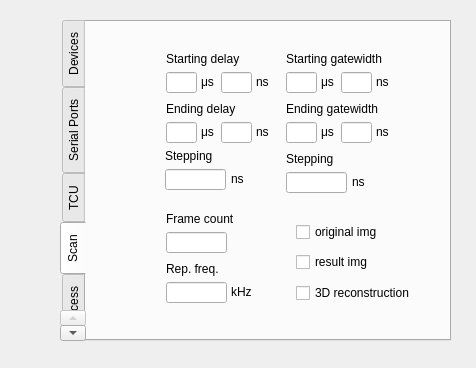
This is preferences.ui in yilp7/img_proc_demo as Qt 5 draws it before an edit. The edited form follows.
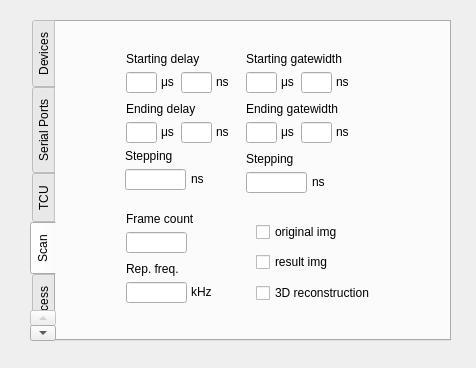
This is the edited form. The open tabs and pages were chosen to show the change.

```diff
--- a/preferences.ui
+++ b/preferences.ui
@@ -16,9 +16,9 @@
   <widget class="QTabWidget" name="tabWidget">
    <property name="geometry">
     <rect>
-     <x>60</x>
+     <x>30</x>
      <y>20</y>
-     <width>391</width>
+     <width>421</width>
      <height>321</height>
     </rect>
    </property>
@@ -431,7 +431,7 @@
     <widget class="QLineEdit" name="START_DELAY_EDIT_U">
      <property name="geometry">
       <rect>
-       <x>80</x>
+       <x>70</x>
        <y>50</y>
        <width>31</width>
        <height>21</height>
@@ -447,7 +447,7 @@
     <widget class="QLineEdit" name="STEP_SIZE_DELAY_EDIT">
      <property name="geometry">
       <rect>
-       <x>79</x>
+       <x>69</x>
        <y>147</y>
        <width>61</width>
        <height>21</height>
@@ -460,7 +460,7 @@
     <widget class="QLabel" name="START_DELAY">
      <property name="geometry">
       <rect>
-       <x>80</x>
+       <x>70</x>
        <y>30</y>
        <width>110</width>
        <height>14</height>
@@ -473,7 +473,7 @@
     <widget class="QLabel" name="END_DELAY">
      <property name="geometry">
       <rect>
-       <x>80</x>
+       <x>70</x>
        <y>80</y>
        <width>110</width>
        <height>14</height>
@@ -486,7 +486,7 @@
     <widget class="QLineEdit" name="FRAME_COUNT_EDIT">
      <property name="geometry">
       <rect>
-       <x>80</x>
+       <x>70</x>
        <y>210</y>
        <width>61</width>
        <height>21</height>
@@ -499,7 +499,7 @@
     <widget class="QLabel" name="UNIT_US">
      <property name="geometry">
       <rect>
-       <x>115</x>
+       <x>105</x>
        <y>53</y>
        <width>21</width>
        <height>14</height>
@@ -512,7 +512,7 @@
     <widget class="QLabel" name="UNIT_NS_2">
      <property name="geometry">
       <rect>
-       <x>170</x>
+       <x>160</x>
        <y>103</y>
        <width>21</width>
        <height>14</height>
@@ -525,9 +525,9 @@
     <widget class="QCheckBox" name="SAVE_SCAN_ORI_CHK">
      <property name="geometry">
       <rect>
-       <x>210</x>
+       <x>200</x>
        <y>200</y>
-       <width>109</width>
+       <width>111</width>
        <height>20</height>
       </rect>
      </property>
@@ -538,7 +538,7 @@
     <widget class="QLineEdit" name="END_DELAY_EDIT_U">
      <property name="geometry">
       <rect>
-       <x>80</x>
+       <x>70</x>
        <y>100</y>
        <width>31</width>
        <height>21</height>
@@ -551,7 +551,7 @@
     <widget class="QLabel" name="FREQ_LBL">
      <property name="geometry">
       <rect>
-       <x>80</x>
+       <x>70</x>
        <y>240</y>
        <width>86</width>
        <height>14</height>
@@ -564,7 +564,7 @@
     <widget class="QLabel" name="STEP_DELAY">
      <property name="geometry">
       <rect>
-       <x>79</x>
+       <x>69</x>
        <y>127</y>
        <width>86</width>
        <height>14</height>
@@ -577,7 +577,7 @@
     <widget class="QLabel" name="FRAME_LBL">
      <property name="geometry">
       <rect>
-       <x>80</x>
+       <x>70</x>
        <y>190</y>
        <width>86</width>
        <height>14</height>
@@ -590,9 +590,9 @@
     <widget class="QCheckBox" name="SAVE_SCAN_RES_CHK">
      <property name="geometry">
       <rect>
-       <x>210</x>
+       <x>200</x>
        <y>230</y>
-       <width>95</width>
+       <width>111</width>
        <height>20</height>
       </rect>
      </property>
@@ -603,7 +603,7 @@
     <widget class="QLineEdit" name="REP_FREQ_EDIT">
      <property name="geometry">
       <rect>
-       <x>80</x>
+       <x>70</x>
        <y>260</y>
        <width>61</width>
        <height>21</height>
@@ -616,7 +616,7 @@
     <widget class="QLabel" name="UNIT_US_2">
      <property name="geometry">
       <rect>
-       <x>115</x>
+       <x>105</x>
        <y>103</y>
        <width>21</width>
        <height>14</height>
@@ -629,7 +629,7 @@
     <widget class="QLineEdit" name="START_DELAY_EDIT_N">
      <property name="geometry">
       <rect>
-       <x>135</x>
+       <x>125</x>
        <y>50</y>
        <width>31</width>
        <height>21</height>
@@ -645,7 +645,7 @@
     <widget class="QLineEdit" name="END_DELAY_EDIT_N">
      <property name="geometry">
       <rect>
-       <x>135</x>
+       <x>125</x>
        <y>100</y>
        <width>31</width>
        <height>21</height>
@@ -658,7 +658,7 @@
     <widget class="QLabel" name="FREQ_UNIT">
      <property name="geometry">
       <rect>
-       <x>145</x>
+       <x>135</x>
        <y>263</y>
        <width>21</width>
        <height>14</height>
@@ -671,7 +671,7 @@
     <widget class="QLabel" name="UNIT_NS_3">
      <property name="geometry">
       <rect>
-       <x>145</x>
+       <x>135</x>
        <y>150</y>
        <width>21</width>
        <height>14</height>
@@ -684,7 +684,7 @@
     <widget class="QLabel" name="UNIT_NS">
      <property name="geometry">
       <rect>
-       <x>170</x>
+       <x>160</x>
        <y>53</y>
        <width>21</width>
        <height>14</height>
@@ -697,7 +697,7 @@
     <widget class="QLineEdit" name="END_GW_EDIT_U">
      <property name="geometry">
       <rect>
-       <x>200</x>
+       <x>190</x>
        <y>100</y>
        <width>31</width>
        <height>21</height>
@@ -710,7 +710,7 @@
     <widget class="QLabel" name="END_GW">
      <property name="geometry">
       <rect>
-       <x>200</x>
+       <x>190</x>
        <y>80</y>
        <width>110</width>
        <height>14</height>
@@ -723,7 +723,7 @@
     <widget class="QLabel" name="START_GW">
      <property name="geometry">
       <rect>
-       <x>200</x>
+       <x>190</x>
        <y>30</y>
        <width>110</width>
        <height>14</height>
@@ -736,7 +736,7 @@
     <widget class="QLineEdit" name="START_GW_EDIT_U">
      <property name="geometry">
       <rect>
-       <x>200</x>
+       <x>190</x>
        <y>50</y>
        <width>31</width>
        <height>21</height>
@@ -752,7 +752,7 @@
     <widget class="QLabel" name="UNIT_US_3">
      <property name="geometry">
       <rect>
-       <x>235</x>
+       <x>225</x>
        <y>53</y>
        <width>21</width>
        <height>14</height>
@@ -765,7 +765,7 @@
     <widget class="QLineEdit" name="END_GW_EDIT_N">
      <property name="geometry">
       <rect>
-       <x>255</x>
+       <x>245</x>
        <y>100</y>
        <width>31</width>
        <height>21</height>
@@ -778,7 +778,7 @@
     <widget class="QLabel" name="UNIT_NS_4">
      <property name="geometry">
       <rect>
-       <x>290</x>
+       <x>280</x>
        <y>103</y>
        <width>21</width>
        <height>14</height>
@@ -791,7 +791,7 @@
     <widget class="QLineEdit" name="START_GW_EDIT_N">
      <property name="geometry">
       <rect>
-       <x>255</x>
+       <x>245</x>
        <y>50</y>
        <width>31</width>
        <height>21</height>
@@ -807,7 +807,7 @@
     <widget class="QLabel" name="UNIT_US_4">
      <property name="geometry">
       <rect>
-       <x>235</x>
+       <x>225</x>
        <y>103</y>
        <width>21</width>
        <height>14</height>
@@ -820,7 +820,7 @@
     <widget class="QLabel" name="UNIT_NS_5">
      <property name="geometry">
       <rect>
-       <x>290</x>
+       <x>280</x>
        <y>53</y>
        <width>21</width>
        <height>14</height>
@@ -833,7 +833,7 @@
     <widget class="QLineEdit" name="STEP_SIZE_GW_EDIT">
      <property name="geometry">
       <rect>
-       <x>200</x>
+       <x>190</x>
        <y>150</y>
        <width>61</width>
        <height>21</height>
@@ -846,7 +846,7 @@
     <widget class="QLabel" name="STEP_GW">
      <property name="geometry">
       <rect>
-       <x>200</x>
+       <x>190</x>
        <y>130</y>
        <width>86</width>
        <height>14</height>
@@ -859,7 +859,7 @@
     <widget class="QLabel" name="UNIT_NS_6">
      <property name="geometry">
       <rect>
-       <x>266</x>
+       <x>256</x>
        <y>153</y>
        <width>21</width>
        <height>14</height>
@@ -872,9 +872,9 @@
     <widget class="QCheckBox" name="RECONSTRUCTION_CHK">
      <property name="geometry">
       <rect>
-       <x>210</x>
+       <x>200</x>
        <y>260</y>
-       <width>131</width>
+       <width>141</width>
        <height>22</height>
       </rect>
      </property>
```
Left out of the diff: 141 changed lines with no effect on the pictures.
